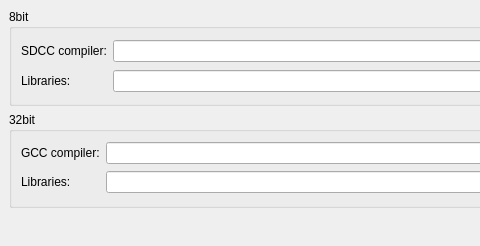
Qt form qtgui/frames/paths.ui (PinguinoIDE/pinguino-ide) before a commit; both pictures show x 0 to 480 and y 0 to 246 of the 737 by 246 pixel window.
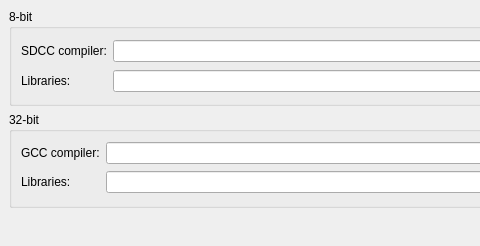
The same form after that commit.

```diff
--- a/qtgui/frames/paths.ui
+++ b/qtgui/frames/paths.ui
@@ -18,7 +18,7 @@
     <item row="0" column="0">
      <widget class="QGroupBox" name="groupBox">
       <property name="title">
-       <string>8bit</string>
+       <string>8-bit</string>
       </property>
       <layout class="QGridLayout" name="gridLayout">
        <item row="0" column="2">
@@ -61,7 +61,7 @@
     <item row="1" column="0">
      <widget class="QGroupBox" name="groupBox_2">
       <property name="title">
-       <string>32bit</string>
+       <string>32-bit</string>
       </property>
       <layout class="QGridLayout" name="gridLayout_2">
        <item row="0" column="2">
```
